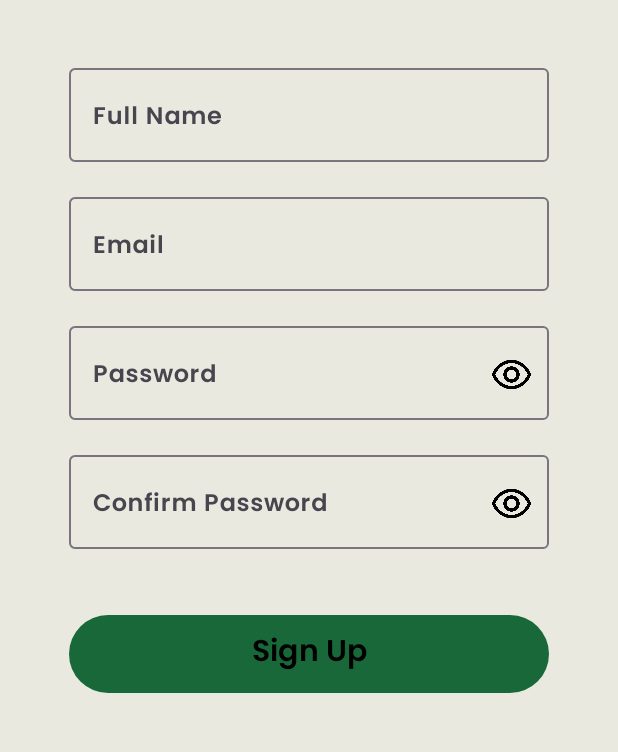
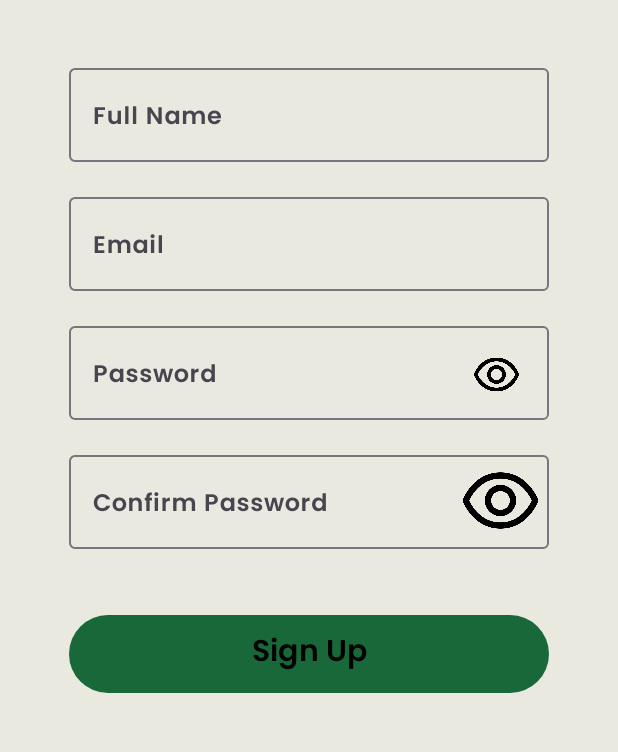
Before and after one commit to PestClassification/Mobile, an Android app: the screen it shows after launch (MainActivity), after a tap on "Sign Up", on a phone screen of 412 x 824 dp, the part 344-1096 px from its top. Run offline under Robolectric (Android 15) with nearby library versions, the phone set to English and light mode, and no system bars; Roboto replaces fonts that are not available here.

Commit message:
refactor: inicio mudança do botão de visualização de senha

```diff
--- /dev/null
+++ b/app/src/main/java/com/yan/foia/ui/fragments/signup/UserSignup.kt
@@ -0,0 +1,5 @@
+package com.yan.foia.ui.fragments.signup
+
+class UserSignup {
+
+}
--- a/app/src/main/java/com/yan/foia/ui/fragments/welcome/WelcomeFragment.kt
+++ b/app/src/main/java/com/yan/foia/ui/fragments/welcome/WelcomeFragment.kt
@@ -57,6 +57,12 @@ class WelcomeFragment : Fragment() {
                 .replace(R.id.unlogged_fragment_container, LoginFragment(), null)
                 .addToBackStack(null)
                 .commit()
+
+//            ObjectAnimator.ofFloat(binding.logoUnlogged, "translationY", 100f).apply {
+//                duration = 200
+//                start()
+//            } // MELHOR FAZER COM O COMPOSE DEPOIS, ANIMAR A LOGO PRA ELA SE MOVER ENTRE A MUDANÇA DE TELA
+
         }
 
         return root
--- /dev/null
+++ b/app/src/main/res/drawable/eye_button_dark_selector.xml
@@ -0,0 +1,7 @@
+<?xml version="1.0" encoding="utf-8"?>
+<selector xmlns:android="http://schemas.android.com/apk/res/android">
+    <item android:state_checked="true"
+        android:drawable="@drawable/eye_crossed_dark" />
+    <item android:state_checked="false"
+        android:drawable="@drawable/eye_button_dark" />
+</selector>
--- /dev/null
+++ b/app/src/main/res/drawable/eye_button_light_selector.xml
@@ -0,0 +1,7 @@
+<?xml version="1.0" encoding="utf-8"?>
+<selector xmlns:android="http://schemas.android.com/apk/res/android">
+    <item android:state_checked="true"
+        android:drawable="@drawable/eye_crossed_light" />
+    <item android:state_checked="false"
+        android:drawable="@drawable/eye_button_light" />
+</selector>
--- /dev/null
+++ b/app/src/main/res/drawable/ripple_dark_effect.xml
@@ -0,0 +1,18 @@
+<?xml version="1.0" encoding="utf-8"?>
+<ripple
+    xmlns:android="http://schemas.android.com/apk/res/android"
+    android:color="@color/dark_primary"> <!-- Ripple color :: WHITE -->
+
+    <item>
+        <color android:color="#00000000" /> <!-- Normal bg color :: RED -->
+    </item>
+
+    <!-- Make sure the ripple doesn't exceed the bounds -->
+    <item android:id="@android:id/mask">
+        <shape android:shape="rectangle">
+            <solid android:color="?android:colorAccent" />
+            <corners
+                android:radius="30dp" />
+        </shape>
+    </item>
+</ripple>
--- a/app/src/main/res/drawable/ripple_effect.xml
+++ b/app/src/main/res/drawable/ripple_light_effect.xml
@@ -1,7 +1,7 @@
 <?xml version="1.0" encoding="utf-8"?>
 <ripple
     xmlns:android="http://schemas.android.com/apk/res/android"
-    android:color="@color/primary"> <!-- Ripple color :: WHITE -->
+    android:color="@color/light_primary"> <!-- Ripple color :: WHITE -->
 
     <item>
         <color android:color="#00000000" /> <!-- Normal bg color :: RED -->
--- a/app/src/main/res/drawable/rounded_bg_selected.xml
+++ b/app/src/main/res/drawable/rounded_bg_selected.xml
@@ -2,7 +2,7 @@
 <shape xmlns:android="http://schemas.android.com/apk/res/android"
     android:shape="rectangle" >
 
-    <solid android:color="@color/primary"
+    <solid android:color="@color/light_primary"
         android:alpha="0.5" />
     <corners
         android:radius="30dp" />
--- a/app/src/main/res/layout/activity_main.xml
+++ b/app/src/main/res/layout/activity_main.xml
@@ -12,4 +12,5 @@
         android:name="com.yan.foia.ui.fragments.welcome.WelcomeFragment"
         android:layout_width="match_parent"
         android:layout_height="match_parent" />
+
 </androidx.constraintlayout.widget.ConstraintLayout>
--- a/app/src/main/res/layout/fragment_signup.xml
+++ b/app/src/main/res/layout/fragment_signup.xml
@@ -22,7 +22,7 @@
             android:layout_marginBottom="40dp">
 
             <ImageView
-                android:id="@+id/imageView"
+                android:id="@+id/logo_unlogged"
                 android:layout_width="100dp"
                 android:layout_height="100dp"
                 android:contentDescription="TODO"
@@ -87,19 +87,17 @@
 
             </com.google.android.material.textfield.TextInputLayout>
 
-            <ImageButton
+            <ToggleButton
                 android:id="@+id/eye_button"
                 style="@style/EyeButton"
                 android:layout_width="30dp"
                 android:layout_height="30dp"
-                android:layout_marginStart="270dp"
-                android:adjustViewBounds="true"
-                android:background="@drawable/ripple_effect"
-                android:padding="2dp"
-                android:scaleType="fitCenter"
+                android:layout_marginEnd="20dp"
+                android:text=""
+                android:textOn=""
+                android:textOff=""
                 app:layout_constraintBottom_toBottomOf="parent"
                 app:layout_constraintEnd_toEndOf="parent"
-                app:layout_constraintStart_toStartOf="parent"
                 app:layout_constraintTop_toTopOf="parent"
                 app:layout_constraintVertical_bias="0.60" />
 
@@ -129,19 +127,35 @@
 
             </com.google.android.material.textfield.TextInputLayout>
 
-            <ImageButton
+<!--            <ImageButton-->
+<!--                android:id="@+id/eye_button_confirm"-->
+<!--                style="@style/EyeButton"-->
+<!--                android:layout_width="30dp"-->
+<!--                android:layout_height="30dp"-->
+<!--                android:layout_marginStart="270dp"-->
+<!--                android:adjustViewBounds="true"-->
+<!--                android:background="@drawable/ripple_light_effect"-->
+<!--                android:padding="2dp"-->
+<!--                android:scaleType="fitCenter"-->
+<!--                app:layout_constraintBottom_toBottomOf="parent"-->
+<!--                app:layout_constraintEnd_toEndOf="parent"-->
+<!--                app:layout_constraintStart_toStartOf="parent"-->
+<!--                app:layout_constraintTop_toTopOf="parent"-->
+<!--                app:layout_constraintVertical_bias="0.60" />-->
+
+            <ToggleButton
                 android:id="@+id/eye_button_confirm"
                 style="@style/EyeButton"
-                android:layout_width="30dp"
-                android:layout_height="30dp"
-                android:layout_marginStart="270dp"
-                android:adjustViewBounds="true"
-                android:background="@drawable/ripple_effect"
-                android:padding="2dp"
-                android:scaleType="fitCenter"
+                android:layout_width="50dp"
+                android:layout_height="50dp"
+                android:layout_marginEnd="7dp"
+                android:padding="10dp"
+                android:foregroundInsidePadding="True"
+                android:text=""
+                android:textOn=""
+                android:textOff=""
                 app:layout_constraintBottom_toBottomOf="parent"
                 app:layout_constraintEnd_toEndOf="parent"
-                app:layout_constraintStart_toStartOf="parent"
                 app:layout_constraintTop_toTopOf="parent"
                 app:layout_constraintVertical_bias="0.60" />
 
@@ -164,7 +178,7 @@
         android:layout_marginTop="16dp"
         android:padding="12dp"
         android:adjustViewBounds="true"
-        android:background="@drawable/ripple_effect"
+        android:background="@drawable/ripple_light_effect"
         android:contentDescription="@string/back_button_description"
         android:scaleType="fitCenter"
         style="@style/BackButton"
--- a/app/src/main/res/layout/fragment_welcome.xml
+++ b/app/src/main/res/layout/fragment_welcome.xml
@@ -25,7 +25,7 @@
             android:layout_marginBottom="40dp">
 
             <ImageView
-                android:id="@+id/imageView"
+                android:id="@+id/logo_unlogged"
                 style="@style/Logo"
                 android:layout_width="100dp"
                 android:layout_height="100dp"
--- a/app/src/main/res/values-night/themes.xml
+++ b/app/src/main/res/values-night/themes.xml
@@ -14,15 +14,14 @@
     </style>
 
     <style name="EyeButton">
-        <item name="android:src">@drawable/eye_button_light</item>
-    </style>
-
-    <style name="EyeCrossedButton">
-        <item name="android:src">@drawable/eye_crossed_button_light</item>
+<!--        <item name="android:src">@drawable/eye_button_dark</item>-->
+        <item name="android:foreground">@drawable/eye_button_light_selector</item>
+        <item name="android:background">@drawable/ripple_light_effect</item>
     </style>
 
     <style name="BackButton">
         <item name="android:src">@drawable/back_button_light</item>
+        <item name="android:background">@drawable/ripple_light_effect</item>
     </style>
 
     <style name="Logo">
--- a/app/src/main/res/values/themes.xml
+++ b/app/src/main/res/values/themes.xml
@@ -12,15 +12,14 @@
     <style name="Theme.FoIA" parent="Base.Theme.FoIA" />
 
     <style name="EyeButton">
-        <item name="android:src">@drawable/eye_button_dark</item>
-    </style>
-
-    <style name="EyeCrossedButton">
-        <item name="android:src">@drawable/eye_crossed_button_dark</item>
+<!--        <item name="android:src">@drawable/eye_button_dark</item>-->
+        <item name="android:foreground">@drawable/eye_button_dark_selector</item>
+        <item name="android:background">@drawable/ripple_dark_effect</item>
     </style>
 
     <style name="BackButton">
         <item name="android:src">@drawable/back_arrow_dark</item>
+        <item name="android:background">@drawable/ripple_dark_effect</item>
     </style>
 
     <style name="Logo">
--- a/gradle/libs.versions.toml
+++ b/gradle/libs.versions.toml
@@ -1,5 +1,5 @@
 [versions]
-agp = "8.4.1"
+agp = "8.5.1"
 kotlin = "1.9.0"
 coreKtx = "1.13.1"
 junit = "4.13.2"
```
Also changed, not shown: app/src/main/java/com/yan/foia/ui/fragments/signup/SignupFragment.kt (+7 -0 lines), app/src/main/res/layout/fragment_login.xml (+32 -15 lines), app/src/main/res/layout/tutorial.xml (added, +28 -0 lines), gradle/wrapper/gradle-wrapper.properties.
